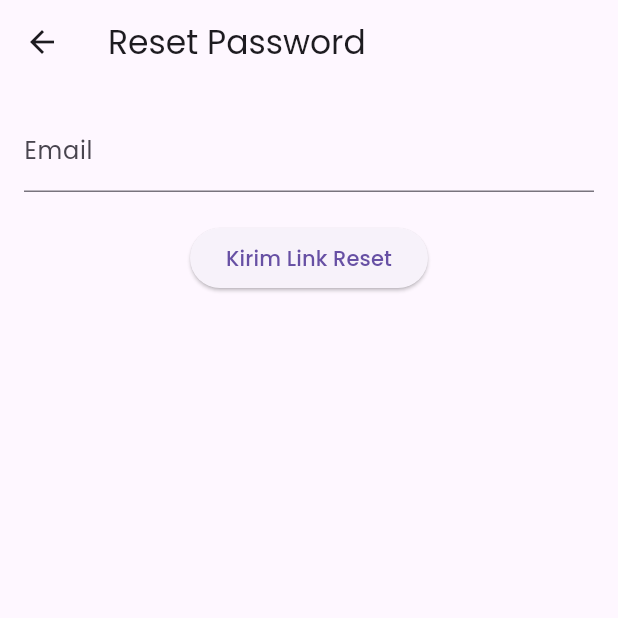
After one commit to rho-ink/medicine-inventory-app, a Flutter app: the screen it shows after launch, after a tap on "Lupa Password?", on a phone screen of 412 x 824 dp, the top half of it. The commit adds this screen. Run offline on Flutter 3.47's test engine with Material 3 defaults, Android fonts, the phone set to English and light mode, and no system bars; our stand-ins replace dropdown_search, firebase_auth, firebase_core, firebase_database, google_fonts; accounts and stored records are empty.

Commit message:
email reset

```diff
--- a/lib/views/pages/login_page.dart
+++ b/lib/views/pages/login_page.dart
@@ -4,6 +4,7 @@ import 'package:admin_app/views/pages/home_page.dart'; // Import your home page
 import 'package:firebase_auth/firebase_auth.dart';
 import 'package:flutter/material.dart';
 import 'package:admin_app/controllers/auth_controller.dart';
+import 'package:admin_app/views/pages/screens/reset_password_page.dart'; // Import the reset password page here
 
 class LoginPage extends StatefulWidget {
   @override
@@ -12,7 +13,6 @@ class LoginPage extends StatefulWidget {
 
 class _LoginPageState extends State<LoginPage> {
   final AuthController _authController = AuthController();
-
   final emailController = TextEditingController();
   final passwordController = TextEditingController();
 
@@ -47,7 +47,7 @@ class _LoginPageState extends State<LoginPage> {
     } else {
       ScaffoldMessenger.of(context).showSnackBar(
         const SnackBar(
-          content: Text('Username or Password incorrect, or check internet connection.'),
+          content: Text('Username atau Password Salah, atau cek koneksi internet.'),
         ),
       );
     }
@@ -92,6 +92,17 @@ class _LoginPageState extends State<LoginPage> {
                   MyButton(
                     onTap: signUserIn,
                   ),
+                  TextButton(
+                    onPressed: () {
+                      Navigator.push(
+                        context,
+                        MaterialPageRoute(
+                          builder: (context) => ResetPasswordPage(),
+                        ),
+                      );
+                    },
+                    child: const Text('Lupa Password?'),
+                  ),
                 ],
               ),
             ),
--- /dev/null
+++ b/lib/views/pages/screens/reset_password_page.dart
@@ -0,0 +1,48 @@
+import 'package:flutter/material.dart';
+import 'package:firebase_auth/firebase_auth.dart';
+
+class ResetPasswordPage extends StatefulWidget {
+  @override
+  _ResetPasswordPageState createState() => _ResetPasswordPageState();
+}
+
+class _ResetPasswordPageState extends State<ResetPasswordPage> {
+  final FirebaseAuth _auth = FirebaseAuth.instance;
+  final TextEditingController _emailController = TextEditingController();
+
+  void _resetPassword() async {
+    try {
+      await _auth.sendPasswordResetEmail(email: _emailController.text);
+      ScaffoldMessenger.of(context).showSnackBar(
+        SnackBar(content: Text('Link Reset Sudah Terkirim, Mohon cek Email Terdaftar.')),
+      );
+    } catch (e) {
+      ScaffoldMessenger.of(context).showSnackBar(
+        SnackBar(content: Text('Error: ${e.toString()}')),
+      );
+    }
+  }
+
+  @override
+  Widget build(BuildContext context) {
+    return Scaffold(
+      appBar: AppBar(title: Text('Reset Password')),
+      body: Padding(
+        padding: EdgeInsets.all(16.0),
+        child: Column(
+          children: <Widget>[
+            TextField(
+              controller: _emailController,
+              decoration: InputDecoration(labelText: 'Email'),
+            ),
+            SizedBox(height: 20),
+            ElevatedButton(
+              onPressed: _resetPassword,
+              child: Text('Kirim Link Reset'),
+            ),
+          ],
+        ),
+      ),
+    );
+  }
+}
```
